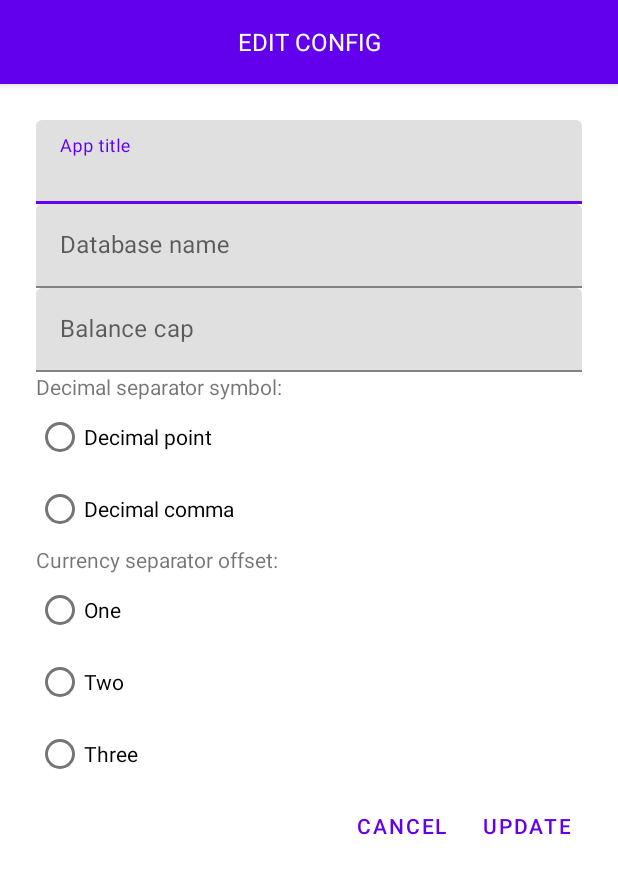
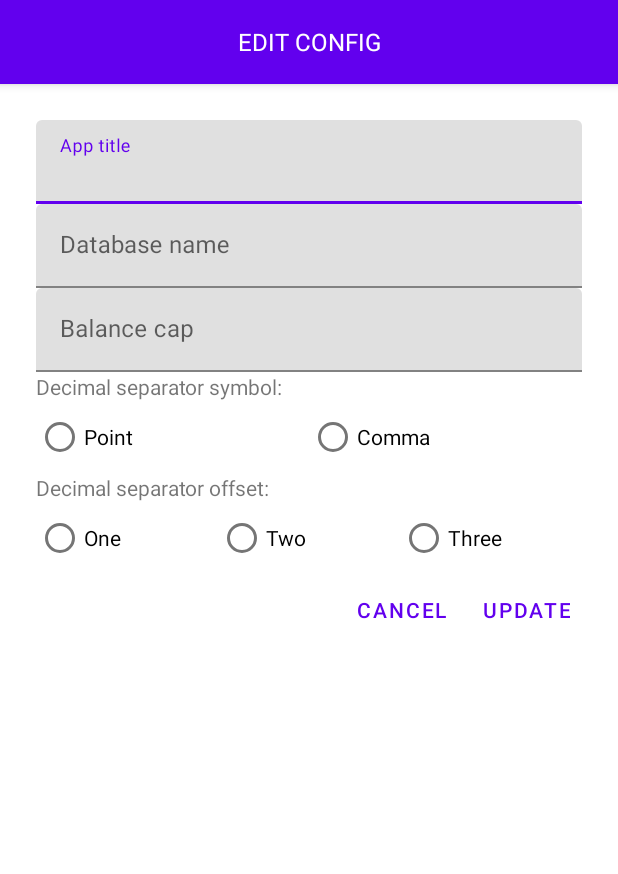
Before and after one commit to hakurei-raymoo/chit-list, an Android app: the layout fragment_edit_config.xml on its own in the app's theme, with its tools: preview values and no code run, on a phone screen of 412 x 824 dp. Shown: the top 874 px of the screen. Run offline under Robolectric (Android 15) with nearby library versions, the phone set to English and light mode, and no system bars.

Commit message:
Implemented one way data binding for radio buttons. Refactored config property names.

```diff
--- a/app/src/main/java/gensokyo/hakurei/chitlist/AdminSettingsFragment.kt
+++ b/app/src/main/java/gensokyo/hakurei/chitlist/AdminSettingsFragment.kt
@@ -21,7 +21,6 @@ import androidx.navigation.fragment.findNavController
 import gensokyo.hakurei.chitlist.database.AppDatabase
 import gensokyo.hakurei.chitlist.databinding.FragmentAdminSettingsBinding
 import gensokyo.hakurei.chitlist.utilities.Config
-import gensokyo.hakurei.chitlist.utilities.Converter
 import gensokyo.hakurei.chitlist.viewmodels.AdminSettingsViewModel
 import gensokyo.hakurei.chitlist.viewmodels.AdminSettingsViewModelFactory
 import kotlin.system.exitProcess
@@ -107,7 +106,7 @@ class AdminSettingsFragment : Fragment() {
             val intent = Intent(Intent.ACTION_CREATE_DOCUMENT).apply {
                 addCategory(Intent.CATEGORY_OPENABLE)
                 type = "application/x-sqlite3"
-                putExtra(Intent.EXTRA_TITLE, "${Config.databaseName}-${System.currentTimeMillis()}")
+                putExtra(Intent.EXTRA_TITLE, "${Config.DATABASE_NAME}-${System.currentTimeMillis()}")
             }
 
             startActivityForResult(intent, BACKUP_DATABASE_REQUEST_CODE)
@@ -187,7 +186,7 @@ class AdminSettingsFragment : Fragment() {
         SpannableStringBuilder().apply {
             val mAdminComponentName = requireActivity().componentName
             val mDevicePolicyManager = requireContext().getSystemService(Context.DEVICE_POLICY_SERVICE) as DevicePolicyManager
-            val database = requireActivity().getDatabasePath(Config.databaseName).absolutePath
+            val database = requireActivity().getDatabasePath(Config.DATABASE_NAME).absolutePath
 
             append("Properties: ", StyleSpan(Typeface.BOLD), Spanned.SPAN_EXCLUSIVE_EXCLUSIVE)
             append(Config.file.toString())
--- a/app/src/main/java/gensokyo/hakurei/chitlist/CheckoutFragment.kt
+++ b/app/src/main/java/gensokyo/hakurei/chitlist/CheckoutFragment.kt
@@ -43,10 +43,10 @@ class CheckoutFragment : Fragment() {
         // This is necessary so that the binding can observe LiveData updates.
         binding.lifecycleOwner = viewLifecycleOwner
 
-        binding.balanceCap = Config.shopLimit
+        binding.balanceCap = Config.BALANCE_CAP
 
         homeViewModel.balance.observe(viewLifecycleOwner, Observer {
-            binding.balanceCapped = it > Config.shopLimit
+            binding.balanceCapped = it > Config.BALANCE_CAP
         })
 
         homeViewModel.cart.observe(viewLifecycleOwner, Observer {
--- a/app/src/main/java/gensokyo/hakurei/chitlist/HomeViewPagerFragment.kt
+++ b/app/src/main/java/gensokyo/hakurei/chitlist/HomeViewPagerFragment.kt
@@ -1,7 +1,6 @@
 package gensokyo.hakurei.chitlist
 
 import android.os.Bundle
-import android.util.Log
 import android.view.*
 import androidx.appcompat.app.AppCompatActivity
 import androidx.fragment.app.Fragment
@@ -75,7 +74,7 @@ class HomeViewPagerFragment : Fragment() {
         })
 
         homeViewModel.balance.observe(viewLifecycleOwner, Observer {
-            binding.balanceCapped = it > Config.shopLimit
+            binding.balanceCapped = it > Config.BALANCE_CAP
         })
 
         (activity as AppCompatActivity).run {
--- a/app/src/main/java/gensokyo/hakurei/chitlist/LoginFragment.kt
+++ b/app/src/main/java/gensokyo/hakurei/chitlist/LoginFragment.kt
@@ -87,8 +87,8 @@ class LoginFragment : Fragment() {
             }
         })
 
-        binding.titleText.text = Config.appName
-        Log.i(TAG, "Config.appName=${Config.appName}")
+        binding.titleText.text = Config.APP_NAME
+        Log.i(TAG, "Config.APP_NAME=${Config.APP_NAME}")
 
         return binding.root
     }
--- a/app/src/main/java/gensokyo/hakurei/chitlist/database/AppDatabase.kt
+++ b/app/src/main/java/gensokyo/hakurei/chitlist/database/AppDatabase.kt
@@ -41,7 +41,7 @@ abstract class AppDatabase : RoomDatabase() {
                     instance = Room.databaseBuilder(
                         context.applicationContext,
                         AppDatabase::class.java,
-                        Config.databaseName
+                        Config.DATABASE_NAME
                     )
                         .fallbackToDestructiveMigration()
                         .addCallback(object : Callback() {
--- a/app/src/main/res/layout/fragment_edit_config.xml
+++ b/app/src/main/res/layout/fragment_edit_config.xml
@@ -87,46 +87,55 @@
 
                     <RadioGroup
                             android:layout_width="match_parent"
-                            android:layout_height="match_parent">
+                            android:layout_height="match_parent"
+                            android:orientation="horizontal"
+                            android:gravity="center_vertical">
 
                         <RadioButton
                                 android:id="@+id/point_button"
                                 android:layout_width="match_parent"
                                 android:layout_height="wrap_content"
-                                android:text="@string/decimal_point" />
+                                android:layout_weight="1"
+                                android:text="@string/point" />
 
                         <RadioButton
                                 android:id="@+id/comma_button"
                                 android:layout_width="match_parent"
                                 android:layout_height="wrap_content"
-                                android:text="@string/decimal_comma" />
+                                android:layout_weight="1"
+                                android:text="@string/comma" />
                     </RadioGroup>
 
                     <TextView
                             android:layout_width="match_parent"
                             android:layout_height="wrap_content"
-                            android:text="@string/currency_separator_offset" />
+                            android:text="@string/decimal_separator_offset" />
 
                     <RadioGroup
                             android:layout_width="match_parent"
-                            android:layout_height="match_parent">
+                            android:layout_height="match_parent"
+                            android:orientation="horizontal"
+                            android:gravity="center_vertical">
 
                         <RadioButton
                                 android:id="@+id/one_button"
                                 android:layout_width="match_parent"
                                 android:layout_height="wrap_content"
+                                android:layout_weight="1"
                                 android:text="@string/one" />
 
                         <RadioButton
                                 android:id="@+id/two_button"
                                 android:layout_width="match_parent"
                                 android:layout_height="wrap_content"
+                                android:layout_weight="1"
                                 android:text="@string/two" />
 
                         <RadioButton
                                 android:id="@+id/three_button"
                                 android:layout_width="match_parent"
                                 android:layout_height="wrap_content"
+                                android:layout_weight="1"
                                 android:text="@string/three" />
                     </RadioGroup>
 
--- a/app/src/main/res/values/strings.xml
+++ b/app/src/main/res/values/strings.xml
@@ -103,9 +103,11 @@
     <string name="database_name">Database name</string>
     <string name="balance_cap">Balance cap</string>
     <string name="decimal_separator_symbol">Decimal separator symbol:</string>
+    <string name="point">Point</string>
     <string name="decimal_point">Decimal point</string>
+    <string name="comma">Comma</string>
     <string name="decimal_comma">Decimal comma</string>
-    <string name="currency_separator_offset">Currency separator offset:</string>
+    <string name="decimal_separator_offset">Decimal separator offset:</string>
     <string name="one">One</string>
     <string name="two">Two</string>
     <string name="three">Three</string>
```
Also changed, not shown: app/src/main/java/gensokyo/hakurei/chitlist/EditConfigFragment.kt (+32 -0 lines), app/src/main/java/gensokyo/hakurei/chitlist/utilities/Config.kt (+12 -26 lines), app/src/main/java/gensokyo/hakurei/chitlist/utilities/Util.kt (+5 -5 lines), app/src/main/java/gensokyo/hakurei/chitlist/viewmodels/AdminSettingsViewModel.kt (+4 -4 lines), app/src/main/java/gensokyo/hakurei/chitlist/viewmodels/EditConfigViewModel.kt (+11 -12 lines), 3 other files.
